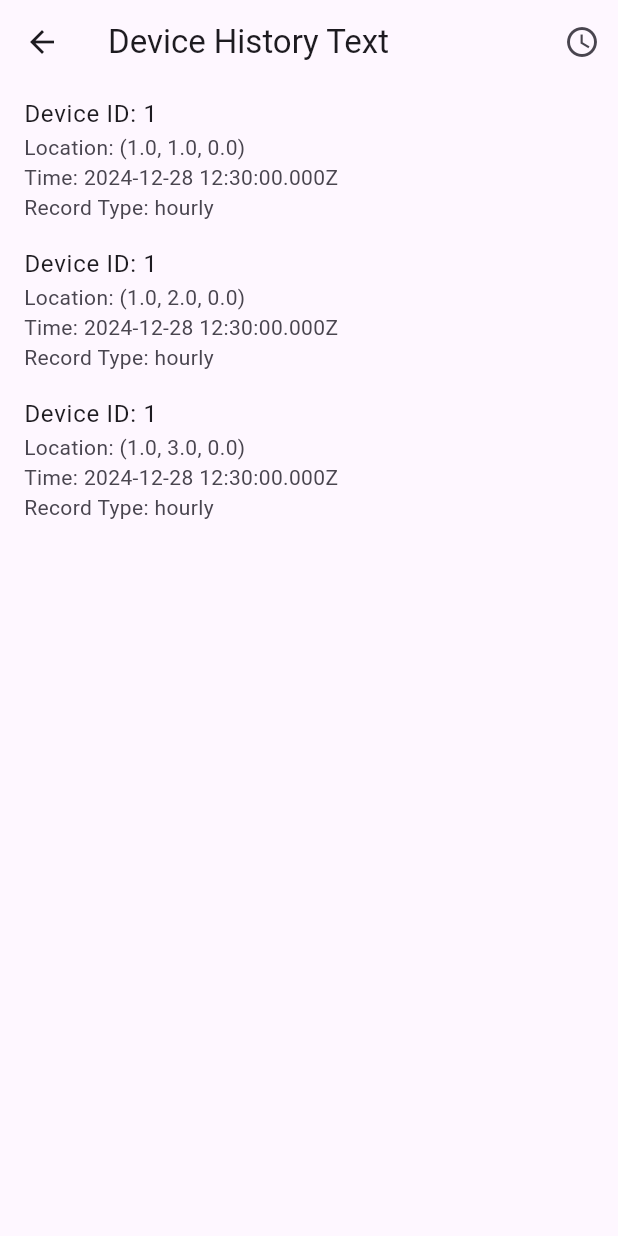
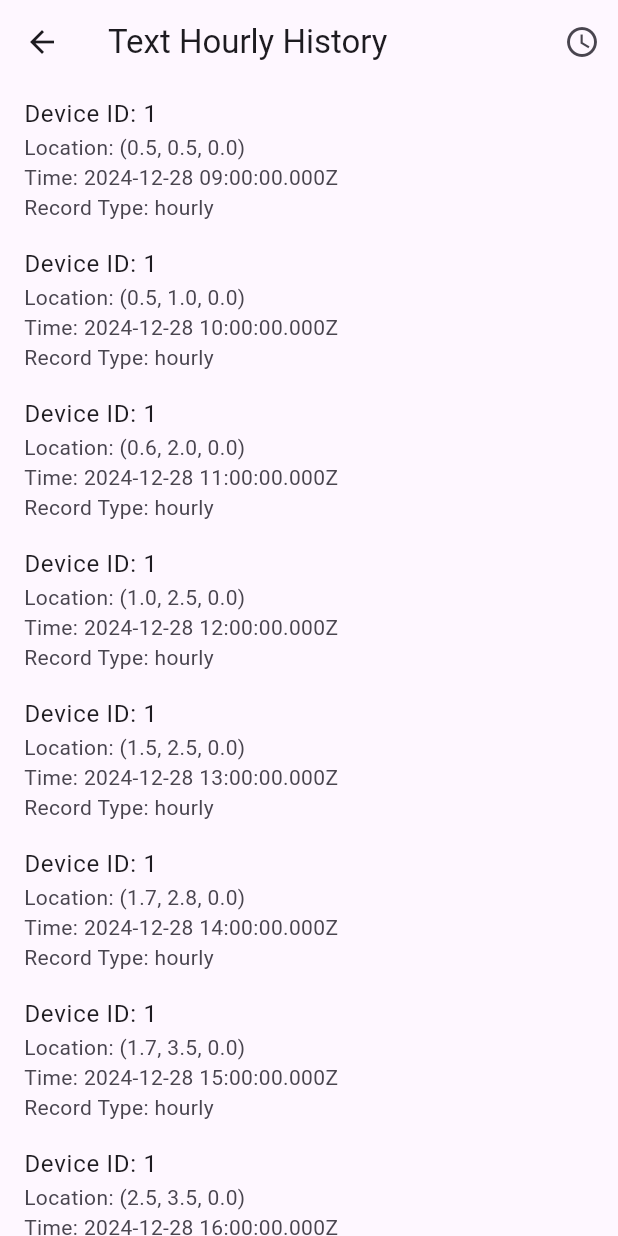
Before and after one commit to ACLAB-HCMUT/Thesis_Integrate_UWB_For_Lab, a Flutter app: the DeviceHistoryTextPage screen opened directly, on a phone screen of 412 x 824 dp. Run offline on Flutter 3.47's test engine with Material 3 defaults, Android fonts, the phone set to English and light mode, and no system bars; missing offline and left inert: mqtt_client; network calls fail.

```diff
--- a/UWB_App/uwb_positioning/lib/pages/device_history_page.dart
+++ b/UWB_App/uwb_positioning/lib/pages/device_history_page.dart
@@ -2,8 +2,6 @@ import 'package:flutter/material.dart';
 import 'package:provider/provider.dart';
 import 'package:uwb_positioning/components/grid_multi_point_painter.dart';
 import 'package:uwb_positioning/pages/device_history_text_page.dart';
-
-import 'package:uwb_positioning/services/mqtt_service.dart';
 import 'package:uwb_positioning/models/device_location.dart';
 import 'package:uwb_positioning/models/anchor.dart';
 import 'package:uwb_positioning/services/device_location_service.dart';
@@ -33,15 +31,15 @@ class _DeviceHistoryPageState extends State<DeviceHistoryPage> {
 
     return Scaffold(
         appBar: AppBar(
-          title: const Text('Device History Position'),
+          title: Text(isDailyView ? 'Map Daily History' : 'Map Hourly History'),
           actions: [
             IconButton(
               icon:
                   Icon(isDailyView ? Icons.calendar_today : Icons.access_time),
               onPressed: () {
                 setState(() {
-                  isDailyView = !isDailyView; // Chuyển chế độ xem
-                  // Tải lại dữ liệu tương ứng
+                  isDailyView = !isDailyView; // Switch view
+                  // Reload the corresponding data
                   if (isDailyView) {
                     _deviceHistoryFuture =
                         deviceLocationService.fetchHistoryDaily();
--- a/UWB_App/uwb_positioning/lib/pages/device_history_text_page.dart
+++ b/UWB_App/uwb_positioning/lib/pages/device_history_text_page.dart
@@ -1,6 +1,5 @@
 import 'package:flutter/material.dart';
 import 'package:provider/provider.dart';
-import 'package:uwb_positioning/models/device_location.dart';
 import 'package:uwb_positioning/services/device_location_service.dart';
 
 class DeviceHistoryTextPage extends StatefulWidget {
@@ -20,7 +19,9 @@ class _DeviceHistoryTextPageState extends State<DeviceHistoryTextPage> {
   void initState() {
     super.initState();
     // Mặc định là chế độ xem theo giờ
-    _deviceHistoryFuture = Provider.of<DeviceLocationService>(context, listen: false).fetchHistoryHourly();
+    _deviceHistoryFuture =
+        Provider.of<DeviceLocationService>(context, listen: false)
+            .fetchHistoryHourly();
   }
 
   @override
@@ -29,7 +30,7 @@ class _DeviceHistoryTextPageState extends State<DeviceHistoryTextPage> {
 
     return Scaffold(
       appBar: AppBar(
-        title: const Text('Device History Text'),
+        title: Text(isDailyView ? 'Text Daily History' : 'Text Hourly History'),
         actions: [
           IconButton(
             icon: Icon(isDailyView ? Icons.calendar_today : Icons.access_time),
@@ -37,9 +38,11 @@ class _DeviceHistoryTextPageState extends State<DeviceHistoryTextPage> {
               setState(() {
                 isDailyView = !isDailyView; // Chuyển đổi chế độ xem
                 if (isDailyView) {
-                  _deviceHistoryFuture = deviceLocationService.fetchHistoryDaily();
+                  _deviceHistoryFuture =
+                      deviceLocationService.fetchHistoryDaily();
                 } else {
-                  _deviceHistoryFuture = deviceLocationService.fetchHistoryHourly();
+                  _deviceHistoryFuture =
+                      deviceLocationService.fetchHistoryHourly();
                 }
               });
             },
--- a/UWB_App/uwb_positioning/lib/pages/notification_detail_page.dart
+++ b/UWB_App/uwb_positioning/lib/pages/notification_detail_page.dart
@@ -18,9 +18,10 @@ class NotificationDetailPage extends StatelessWidget {
         child: Column(
           crossAxisAlignment: CrossAxisAlignment.start,
           children: [
-            Center( // Chỉ căn giữa phần "Cảnh báo" hoặc "Thông báo"
+            Center(
+              // Chỉ căn giữa phần "Cảnh báo" hoặc "Thông báo"
               child: Text(
-                notification.type == 'warning' ? 'Cảnh báo' : 'Thông báo',
+                notification.type == 'warning' ? 'Warning' : 'Notification',
                 style: const TextStyle(
                   fontSize: 24,
                   fontWeight: FontWeight.bold,
--- a/UWB_App/uwb_positioning/lib/services/device_location_service.dart
+++ b/UWB_App/uwb_positioning/lib/services/device_location_service.dart
@@ -13,39 +13,97 @@ class DeviceLocationService with ChangeNotifier {
 
   Map<String, Anchor> _anchorLocs = {};
   Map<String, Anchor> get anchorLocs => _anchorLocs;
+
   // Logger instance
   static final Logger _logger = Logger('DeviceLocationService');
 
-  // Get the list of devices as a Map
+  // Get the list of device's location as a Map
   static Future<Map<String, DeviceLocation>> fetchDataHourly() async {
     // Simulate device's data
     await Future.delayed(const Duration(milliseconds: 500));
     final Map<String, dynamic> fakeData = {
       '1': {
-        'tag_x': 1,
-        'tag_y': 1,
+        'tag_x': 0.5,
+        'tag_y': 0.5,
         'tag_z': 0,
-        'record_time': '2024-12-28T12:30:00Z',
+        'record_time': '2024-12-28T09:00:00Z',
         'record_type': 'hourly',
         'room_id': '1',
       },
       '2': {
-        'tag_x': 1,
-        'tag_y': 2,
+        'tag_x': 0.5,
+        'tag_y': 1,
         'tag_z': 0,
-        'record_time': '2024-12-28T12:30:00Z',
+        'record_time': '2024-12-28T10:00:00Z',
         'record_type': 'hourly',
         'room_id': '1',
       },
       '3': {
+        'tag_x': 0.6,
+        'tag_y': 2,
+        'tag_z': 0,
+        'record_time': '2024-12-28T11:00:00Z',
+        'record_type': 'hourly',
+        'room_id': '1',
+      },
+      '4': {
         'tag_x': 1,
-        'tag_y': 3,
+        'tag_y': 2.5,
         'tag_z': 0,
-        'record_time': '2024-12-28T12:30:00Z',
+        'record_time': '2024-12-28T12:00:00Z',
+        'record_type': 'hourly',
+        'room_id': '1',
+      },
+      '5': {
+        'tag_x': 1.5,
+        'tag_y': 2.5,
+        'tag_z': 0,
+        'record_time': '2024-12-28T13:00:00Z',
+        'record_type': 'hourly',
+        'room_id': '1',
+      },
+      '6': {
+        'tag_x': 1.7,
+        'tag_y': 2.8,
+        'tag_z': 0,
+        'record_time': '2024-12-28T14:00:00Z',
+        'record_type': 'hourly',
+        'room_id': '1',
+      },
+      '7': {
+        'tag_x': 1.7,
+        'tag_y': 3.5,
+        'tag_z': 0,
+        'record_time': '2024-12-28T15:00:00Z',
+        'record_type': 'hourly',
+        'room_id': '1',
+      },
+      '8': {
+        'tag_x': 2.5,
+        'tag_y': 3.5,
+        'tag_z': 0,
+        'record_time': '2024-12-28T16:00:00Z',
+        'record_type': 'hourly',
+        'room_id': '1',
+      },
+      '9': {
+        'tag_x': 2.9,
+        'tag_y': 3.7,
+        'tag_z': 0,
+        'record_time': '2024-12-28T17:00:00Z',
+        'record_type': 'hourly',
+        'room_id': '1',
+      },
+      '10': {
+        'tag_x': 3.5,
+        'tag_y': 4,
+        'tag_z': 0,
+        'record_time': '2024-12-28T18:00:00Z',
         'record_type': 'hourly',
         'room_id': '1',
       },
     };
+
     // Convert fake data to Map
     final convertedData = fakeData.map((key, value) {
       return MapEntry(key, DeviceLocation.fromJson(value));
@@ -61,30 +119,87 @@ class DeviceLocationService with ChangeNotifier {
     await Future.delayed(const Duration(milliseconds: 500));
     final Map<String, dynamic> fakeData = {
       '1': {
-        'tag_x': 2,
-        'tag_y': 1,
+        'tag_x': 1,
+        'tag_y': 4.5,
         'tag_z': 0,
-        'record_time': '2024-12-28T12:30:00Z',
+        'record_time': '2024-12-19T09:00:00Z',
         'record_type': 'daily',
         'room_id': '1',
       },
       '2': {
-        'tag_x': 2,
-        'tag_y': 2,
+        'tag_x': 1,
+        'tag_y': 3.5,
         'tag_z': 0,
-        'record_time': '2024-12-28T12:30:00Z',
+        'record_time': '2024-12-20T09:00:00Z',
         'record_type': 'daily',
         'room_id': '1',
       },
       '3': {
-        'tag_x': 2,
+        'tag_x': 1.5,
         'tag_y': 3,
         'tag_z': 0,
-        'record_time': '2024-12-28T12:30:00Z',
+        'record_time': '2024-12-21T09:00:00Z',
+        'record_type': 'daily',
+        'room_id': '1',
+      },
+      '4': {
+        'tag_x': 2,
+        'tag_y': 2.5,
+        'tag_z': 0,
+        'record_time': '2024-12-22T09:00:00Z',
+        'record_type': 'daily',
+        'room_id': '1',
+      },
+      '5': {
+        'tag_x': 2.3,
+        'tag_y': 3.2,
+        'tag_z': 0,
+        'record_time': '2024-12-23T09:00:00Z',
+        'record_type': 'daily',
+        'room_id': '1',
+      },
+      '6': {
+        'tag_x': 2.7,
+        'tag_y': 3.2,
+        'tag_z': 0,
+        'record_time': '2024-12-24T09:00:00Z',
+        'record_type': 'daily',
+        'room_id': '1',
+      },
+      '7': {
+        'tag_x': 3.0,
+        'tag_y': 3,
+        'tag_z': 0,
+        'record_time': '2024-12-25T09:00:00Z',
+        'record_type': 'daily',
+        'room_id': '1',
+      },
+      '8': {
+        'tag_x': 3.5,
+        'tag_y': 2,
+        'tag_z': 0,
+        'record_time': '2024-12-26T09:00:00Z',
+        'record_type': 'daily',
+        'room_id': '1',
+      },
+      '9': {
+        'tag_x': 2,
+        'tag_y': 1,
+        'tag_z': 0,
+        'record_time': '2024-12-27T09:00:00Z',
+        'record_type': 'daily',
+        'room_id': '1',
+      },
+      '10': {
+        'tag_x': 0.5,
+        'tag_y': 0.5,
+        'tag_z': 0,
+        'record_time': '2024-12-28T09:00:00Z',
         'record_type': 'daily',
         'room_id': '1',
       },
     };
+
     // Convert fake data to Map
     final convertedData = fakeData.map((key, value) {
       return MapEntry(key, DeviceLocation.fromJson(value));
@@ -136,6 +251,7 @@ class DeviceLocationService with ChangeNotifier {
         'room_number': '1',
       },
     };
+
     // Convert fake data to Map
     final convertedData = fakeData.map((key, value) {
       return MapEntry(key, Anchor.fromJson(value));
@@ -145,53 +261,34 @@ class DeviceLocationService with ChangeNotifier {
     return convertedData;
   }
 
-  // Fetch data for the first time
+  // Fetch hourly data
   Future<void> fetchHistoryHourly() async {
-    if (_deviceLocs.isEmpty) {
-      try {
+    try {
+      if (_deviceLocs.isEmpty) {
         _deviceLocs = await fetchDataHourly();
         notifyListeners();
-      } catch (e) {
-        throw Exception('Error loading data: $e');
       }
-    }
-    if (_anchorLocs.isEmpty) {
-      try {
+      if (_anchorLocs.isEmpty) {
         _anchorLocs = await fetchAnchor();
         notifyListeners();
-      } catch (e) {
-        throw Exception('Error loading data: $e');
       }
+    } catch (e) {
+      throw Exception('Error loading data: $e');
     }
   }
 
   Future<void> fetchHistoryDaily() async {
-    if (_deviceLocsDaily.isEmpty) {
-      try {
+    try {
+      if (_deviceLocsDaily.isEmpty) {
         _deviceLocsDaily = await fetchDataDaily();
         notifyListeners();
-      } catch (e) {
-        throw Exception('Error loading data: $e');
       }
-    }
-    if (_anchorLocs.isEmpty) {
-      try {
+      if (_anchorLocs.isEmpty) {
         _anchorLocs = await fetchAnchor();
         notifyListeners();
-      } catch (e) {
-        throw Exception('Error loading data: $e');
       }
+    } catch (e) {
+      throw Exception('Error loading data: $e');
     }
   }
-
-  // Future<void> fetchHistoryAnchor() async {
-  //   if (_anchorLocs.isEmpty) {
-  //     try {
-  //       _anchorLocs = await fetchAnchor();
-  //       notifyListeners();
-  //     } catch (e) {
-  //       throw Exception('Error loading data: $e');
-  //     }
-  //   }
-  // }
 }
```
Also changed, not shown: UWB_App/uwb_positioning/lib/main.dart (+17 -8 lines), UWB_App/uwb_positioning/lib/pages/device_detail_page.dart (+110 -28 lines), UWB_App/uwb_positioning/lib/pages/device_list_page.dart (+33 -9 lines), UWB_App/uwb_positioning/lib/pages/notification_list_page.dart (+11 -9 lines).
